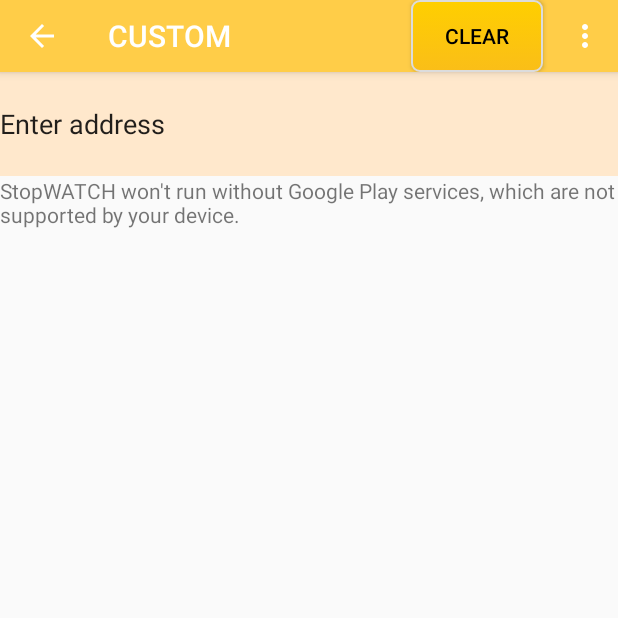
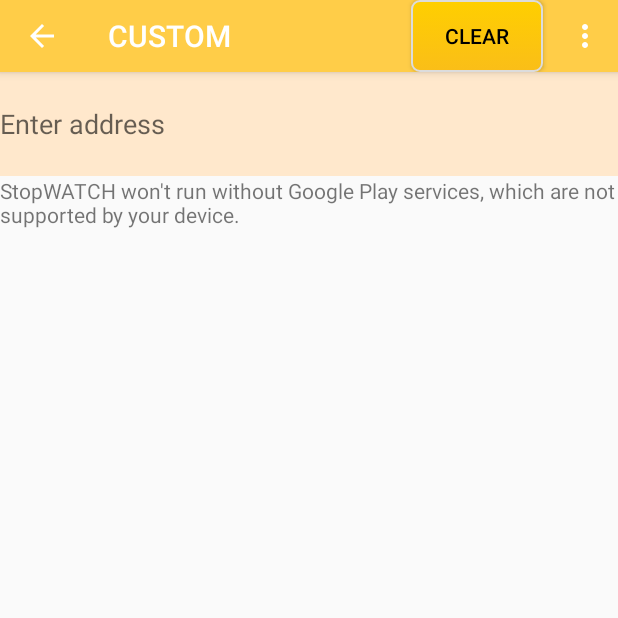
Before and after one commit to brendanwhitebw/stopwatchproject, an Android app: the CustomInput screen opened directly, with no data from a screen before it, on a phone screen of 412 x 824 dp, the top half of it. Run offline under Robolectric (Android 15) with nearby library versions, the phone set to English and light mode, and no system bars.

Commit message:
Changed customInput address bar from having a text, to having a hint.

```diff
--- a/app/src/main/java/com/eagerbeavers/stopwatch/GeofenceIntentService.java
+++ b/app/src/main/java/com/eagerbeavers/stopwatch/GeofenceIntentService.java
@@ -126,8 +126,7 @@ public class GeofenceIntentService extends IntentService {
 
         Intent mapIntent = new Intent(getBaseContext(), HomeScreen.class);
         mapIntent.putExtra("Alert", true);
-        mapIntent.addFlags(Intent.FLAG_ACTIVITY_NEW_TASK);
-        mapIntent.addFlags(Intent.FLAG_ACTIVITY_CLEAR_TASK);
+        mapIntent.addFlags(Intent.FLAG_ACTIVITY_CLEAR_TOP);
         getApplication().startActivity(mapIntent);
     }
 
--- a/app/src/main/res/layout/content_custom_input.xml
+++ b/app/src/main/res/layout/content_custom_input.xml
@@ -16,7 +16,7 @@
         android:layout_marginTop="48dp"
         android:background="#ffe8cc"
         android:layout_weight="1.8"
-        android:text="Enter address" />
+        android:hint="Enter address" />
 
     <fragment
         tools:context=".MapsActivity"
```
